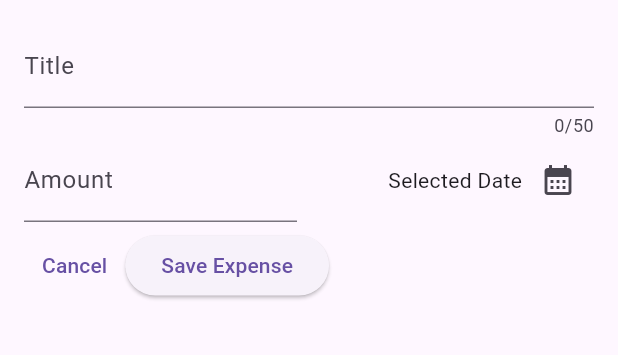
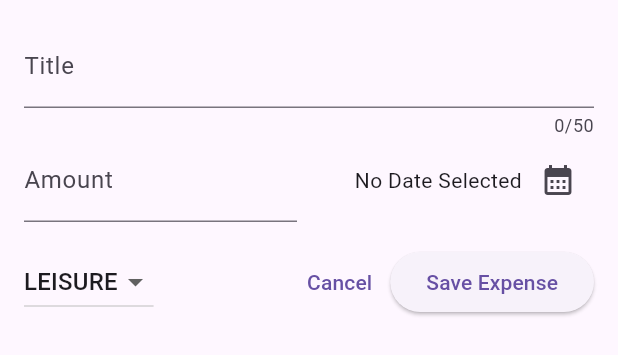
Before and after one commit to avikcodes04/ExpenseTracker, a Flutter app: the NewExpense widget shown alone on an empty page, opened directly, on a phone screen of 412 x 824 dp. Shown: the top 355 px of the screen. Run offline on Flutter 3.47's test engine with Material 3 defaults, Android fonts, the phone set to English and light mode, and no system bars.

```diff
--- a/lib/widgets/new_expense.dart
+++ b/lib/widgets/new_expense.dart
@@ -1,4 +1,8 @@
 import 'package:flutter/material.dart';
+import 'package:intl/intl.dart';
+import 'package:expense_tracker/model/expense.dart';
+
+final formatter = DateFormat.yMd();
 
 class NewExpense extends StatefulWidget {
   const NewExpense({super.key});
@@ -10,6 +14,51 @@ class NewExpense extends StatefulWidget {
 class _NewExpenseState extends State<NewExpense> {
   final _titleController = TextEditingController();
   final _amountController = TextEditingController();
+  DateTime? _selectedDate;
+  Category _selectedCategory = Category.leisure;
+
+  void _presentDatePicker() async {
+    final now = DateTime.now();
+    final firstDate = DateTime(now.year - 1, now.month, now.day);
+    final pickedDate = await showDatePicker(
+      context: context,
+      initialDate: now,
+      firstDate: firstDate,
+      lastDate: now,
+    );
+    setState(() {
+      _selectedDate = pickedDate;
+    });
+  }
+
+  void _submitExpenseData() {
+    final eneteredAmount = double.tryParse(_amountController.text);
+    final amountIsInvalid = eneteredAmount == null || eneteredAmount <= 0;
+    if (_titleController.text.trim().isEmpty ||
+        amountIsInvalid ||
+        _selectedDate == null) {
+      showDialog(
+        context: context,
+        builder:
+            (ctx) => AlertDialog(
+              title: const Text('Invalid Input'),
+              content: Text(
+                "Please make sure all things are filled properly...",
+              ),
+              actions: [
+                TextButton(
+                  onPressed: () {
+                    Navigator.pop(context);
+                  },
+                  child: Text("Okay"),
+                ),
+              ],
+            ),
+      );
+      return;
+    }
+  }
+
   @override
   void dispose() {
     _titleController.dispose();
@@ -42,14 +91,27 @@ class _NewExpenseState extends State<NewExpense> {
                 ),
               ),
               const SizedBox(width: 16),
-              Expanded(
+              Flexible(
+                //using flexible instead of expanded
                 child: Row(
                   mainAxisAlignment: MainAxisAlignment.end,
                   crossAxisAlignment: CrossAxisAlignment.center,
                   children: [
-                    Text("Selected Date"),
+                    Expanded(
+                      //wrapping the text with expanded to avoid over flow
+                      child: Text(
+                        _selectedDate == null
+                            ? "No Date Selected"
+                            : formatter.format(_selectedDate!),
+                        overflow: TextOverflow.ellipsis,
+                        softWrap: false,
+                        textAlign:
+                            TextAlign
+                                .right, //might later add something to keep the thing to right
+                      ),
+                    ),
                     IconButton(
-                      onPressed: () {},
+                      onPressed: _presentDatePicker,
                       icon: Icon(Icons.calendar_month),
                     ),
                   ],
@@ -57,16 +119,40 @@ class _NewExpenseState extends State<NewExpense> {
               ),
             ],
           ),
-          SizedBox(height: 5),
+          SizedBox(height: 16),
           Row(
             children: [
+              DropdownButton(
+                value: _selectedCategory,
+                items:
+                    Category.values
+                        .map(
+                          (category) => DropdownMenuItem(
+                            value: category,
+                            child: Text(category.name.toUpperCase()),
+                          ),
+                        )
+                        .toList(),
+                onChanged: (value) {
+                  if (value == null) {
+                    return;
+                  }
+                  setState(() {
+                    _selectedCategory = value;
+                  });
+                },
+              ),
+              const Spacer(),
               TextButton(
                 onPressed: () {
                   Navigator.pop(context);
                 },
                 child: Text("Cancel"),
               ),
-              ElevatedButton(onPressed: () {}, child: Text("Save Expense")),
+              ElevatedButton(
+                onPressed: _submitExpenseData,
+                child: Text("Save Expense"),
+              ),
             ],
           ),
         ],
```
